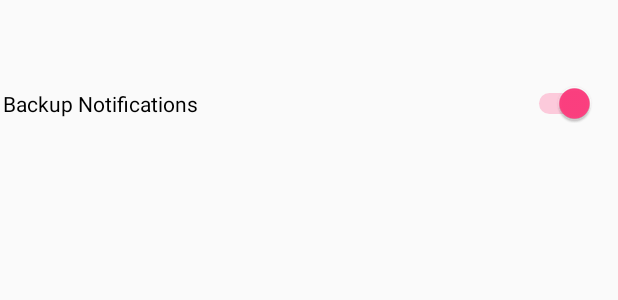
After one commit to NiyasNazar/items, an Android app: the layout activity_settings.xml on its own in the app's theme, with its tools: preview values and no code run, on a phone screen of 412 x 824 dp. The commit adds this screen. Shown: the top 300 px of the screen. Run offline under Robolectric (Android 15) with nearby library versions, the phone set to English and light mode, and no system bars.

Commit message:
initial commit

```diff
--- a/item_calculatorrr backup/app/src/main/java/ebitza/itemcalculator/Db_Helper/DatabaseHelper.java
+++ b/item_calculatorrr backup/app/src/main/java/ebitza/itemcalculator/Db_Helper/DatabaseHelper.java
@@ -10,6 +10,9 @@ public class DatabaseHelper extends SQLiteOpenHelper {
     public static final String _ID = "_id";
     public static final String SUBJECT = "subject";
     public static final String DESC = "description";
+    public static final String WRNG = "warning";
+
+
     static final String DB_NAME = "JOURNALDEV_COUNTRIES.DB";
     static final int DB_VERSION = 1;
     private static final String CREATE_TABLE = "create table " + TABLE_NAME + "(" + _ID
--- /dev/null
+++ b/item_calculatorrr backup/app/src/main/res/layout/activity_settings.xml
@@ -0,0 +1,39 @@
+<?xml version="1.0" encoding="utf-8"?>
+<LinearLayout xmlns:android="http://schemas.android.com/apk/res/android"
+    xmlns:app="http://schemas.android.com/apk/res-auto"
+    xmlns:tools="http://schemas.android.com/tools"
+    android:layout_width="match_parent"
+    android:layout_height="match_parent"
+    tools:context=".Settings">
+
+
+
+    <LinearLayout
+        android:layout_marginTop="55dp"
+        android:layout_marginLeft="2dp"
+        android:layout_marginRight="15dp"
+        android:orientation="horizontal"
+        android:layout_width="match_parent"
+        android:layout_height="wrap_content">
+        <TextView
+            android:textColor="#000000"
+            android:layout_weight="1"
+
+            android:text="Backup Notifications"
+            android:layout_width="match_parent"
+            android:layout_height="wrap_content" />
+        <Switch
+            android:textOff="No"
+            android:textOn="Yes"
+            android:id="@+id/switches"
+            android:checked="true"
+            android:layout_weight="2"
+            android:layout_width="match_parent"
+            android:layout_height="wrap_content" />
+
+
+    </LinearLayout>
+
+
+
+</LinearLayout>
--- a/item_calculatorrr backup/app/src/main/res/menu/menu.xml
+++ b/item_calculatorrr backup/app/src/main/res/menu/menu.xml
@@ -11,5 +11,8 @@
     <item
         android:id="@+id/three"
         android:title="Sales"/>
+    <item
+        android:id="@+id/four"
+        android:title="Settings"/>
 
 </menu>
```
Also changed, not shown: item_calculatorrr backup/app/src/main/AndroidManifest.xml (+4 -7 lines), item_calculatorrr backup/app/src/main/java/ebitza/itemcalculator/Adapter/Adapter_for_item_list.java (+17 -7 lines), item_calculatorrr backup/app/src/main/java/ebitza/itemcalculator/Add_item_to_categories.java (+30 -8 lines), item_calculatorrr backup/app/src/main/java/ebitza/itemcalculator/Db_Helper/DBManager.java (+49 -0 lines), item_calculatorrr backup/app/src/main/java/ebitza/itemcalculator/Final_bill_view.java (+44 -38 lines), item_calculatorrr backup/app/src/main/java/ebitza/itemcalculator/Fragment2.java (+14 -7 lines), item_calculatorrr backup/app/src/main/java/ebitza/itemcalculator/MainActivity.java (+119 -17 lines), item_calculatorrr backup/app/src/main/java/ebitza/itemcalculator/MyListFragment1.java (+25 -4 lines), item_calculatorrr backup/app/src/main/java/ebitza/itemcalculator/Settings.java (added, +45 -0 lines), item_calculatorrr backup/app/src/main/res/layout/activity_final_bill_view.xml (+9 -5 lines).
